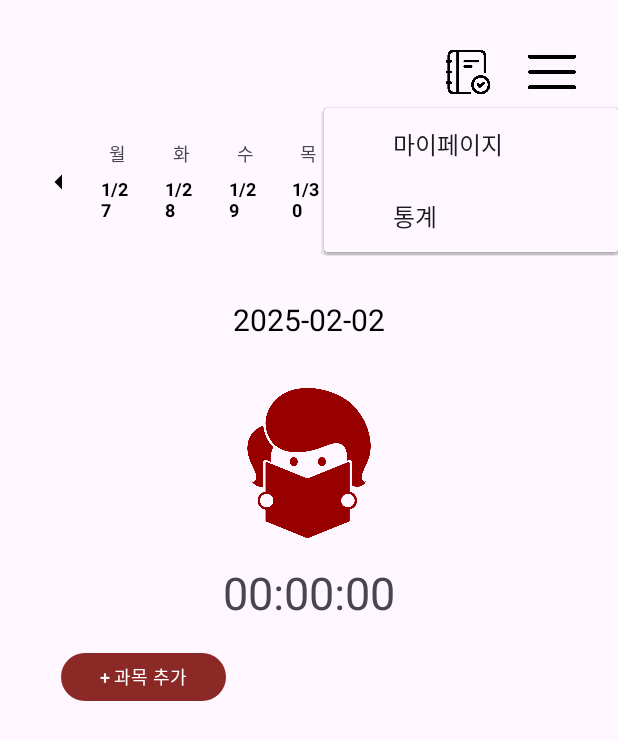
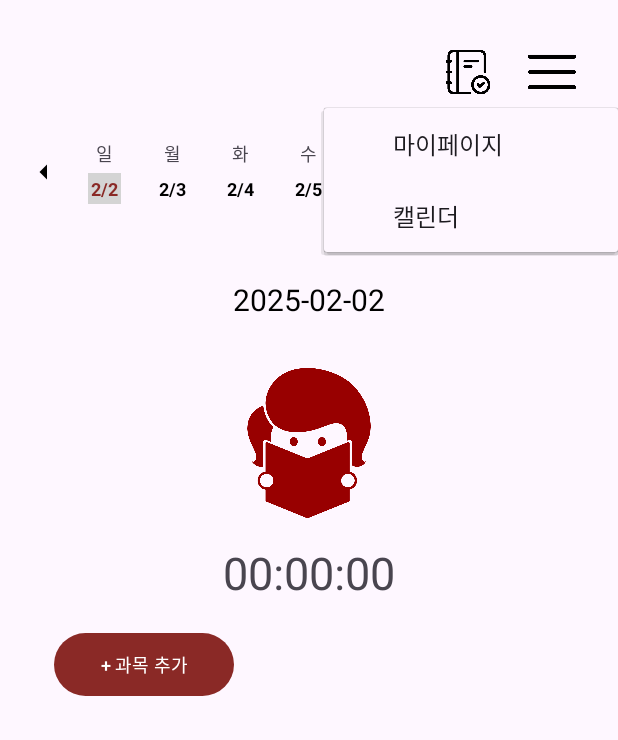
Before and after one commit to jeongjihyunn/StudywithSWU, an Android app: the MainScreen screen opened directly, with no data from a screen before it, after a tap on "메뉴", on a phone screen of 412 x 824 dp. Shown: the top 740 px of the screen. Run offline under Robolectric (Android 15) with nearby library versions, the phone set to English and light mode, and no system bars; our stand-ins replace Firebase (no records; nobody signed in at launch, a user with empty details on screens opened directly); libraries missing offline, so code that uses them is left out: io.grpc.

Commit message:
마무으으리

```diff
--- a/app/src/main/java/com/example/studywithswu/WeeklyCalendarFragment.kt
+++ b/app/src/main/java/com/example/studywithswu/WeeklyCalendarFragment.kt
@@ -89,7 +89,7 @@ class WeeklyCalendarFragment : Fragment() {
         val currentDate = calendar.time
         val cal = Calendar.getInstance()
         cal.time = currentDate
-        cal.firstDayOfWeek = Calendar.MONDAY
+        cal.firstDayOfWeek = Calendar.SUNDAY
         cal.set(Calendar.DAY_OF_WEEK, cal.firstDayOfWeek)
 
         repeat(7){
--- a/app/src/main/res/layout/activity_main_screen.xml
+++ b/app/src/main/res/layout/activity_main_screen.xml
@@ -23,8 +23,8 @@
 
     <FrameLayout
         android:id="@+id/calendar_container"
-        android:layout_width="match_parent"
-        android:layout_height="wrap_content"/>
+        android:layout_width="400dp"
+        android:layout_height="70dp"/>
     <!-- ScrollView 추가 -->
     <ScrollView
         android:layout_width="match_parent"
@@ -74,8 +74,8 @@
 
             <Button
                 android:id="@+id/addButton"
-                android:layout_width="110dp"
-                android:layout_height="40dp"
+                android:layout_width="120dp"
+                android:layout_height="50dp"
                 android:layout_marginTop="16dp"
                 android:layout_marginRight="110dp"
                 android:text="+ 과목 추가"
--- a/app/src/main/res/menu/menu_options.xml
+++ b/app/src/main/res/menu/menu_options.xml
@@ -5,5 +5,5 @@
         android:title="마이페이지" />
     <item
         android:id="@+id/option_2"
-        android:title="통계" />
+        android:title="캘린더" />
 </menu>
```
Also changed, not shown: app/src/main/java/com/example/studywithswu/MainScreen.kt (+10 -10 lines).
